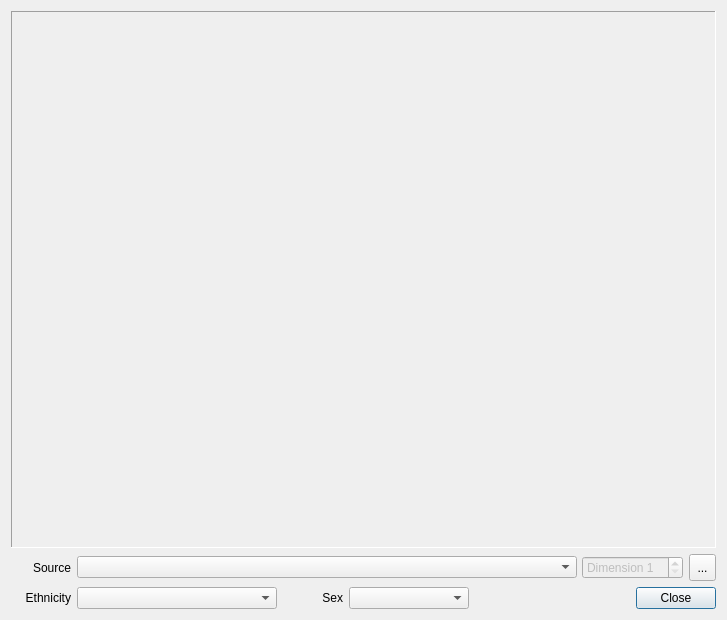
Qt form forms/ChartDialog.ui (frontiersi/FaceTools) before a commit.
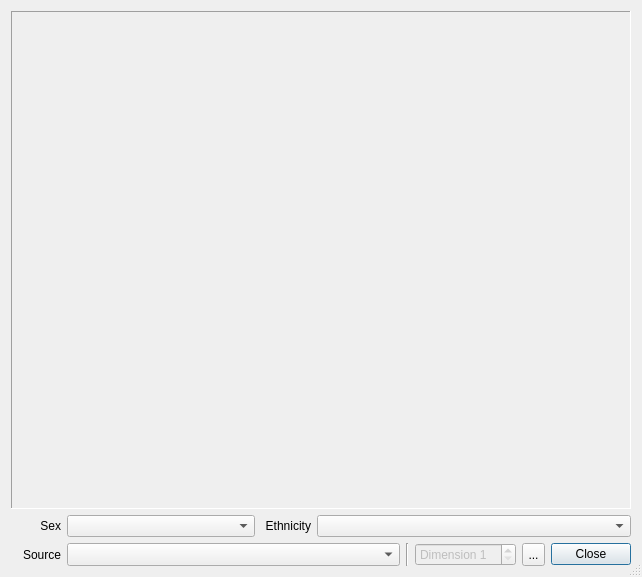
The same form after that commit. Icons and pictures are not drawn.

What changed in the file:
```diff
--- a/forms/ChartDialog.ui
+++ b/forms/ChartDialog.ui
@@ -6,34 +6,19 @@
    <rect>
     <x>0</x>
     <y>0</y>
-    <width>727</width>
-    <height>620</height>
+    <width>642</width>
+    <height>577</height>
    </rect>
   </property>
-  <property name="minimumSize">
-   <size>
-    <width>727</width>
-    <height>620</height>
-   </size>
-  </property>
-  <property name="maximumSize">
-   <size>
-    <width>727</width>
-    <height>620</height>
-   </size>
-  </property>
   <property name="windowTitle">
    <string>Dialog</string>
   </property>
-  <layout class="QVBoxLayout" name="verticalLayout">
+  <property name="sizeGripEnabled">
+   <bool>true</bool>
+  </property>
+  <layout class="QVBoxLayout" name="verticalLayout" stretch="1,0,0">
    <item>
     <widget class="QFrame" name="frame">
-     <property name="sizePolicy">
-      <sizepolicy hsizetype="Preferred" vsizetype="MinimumExpanding">
-       <horstretch>0</horstretch>
-       <verstretch>0</verstretch>
-      </sizepolicy>
-     </property>
      <property name="frameShape">
       <enum>QFrame::Panel</enum>
      </property>
@@ -60,42 +45,128 @@
     </widget>
    </item>
    <item>
-    <layout class="QHBoxLayout" name="horizontalLayout_3">
+    <layout class="QHBoxLayout" name="horizontalLayout_2" stretch="0,3,0,5">
      <item>
-      <layout class="QHBoxLayout" name="horizontalLayout_2">
-       <item>
-        <widget class="QLabel" name="label_3">
-         <property name="minimumSize">
-          <size>
-           <width>60</width>
-           <height>0</height>
-          </size>
-         </property>
-         <property name="text">
-          <string>Source</string>
-         </property>
-         <property name="alignment">
-          <set>Qt::AlignRight|Qt::AlignTrailing|Qt::AlignVCenter</set>
-         </property>
-        </widget>
-       </item>
-       <item>
-        <widget class="QComboBox" name="sourceComboBox">
-         <property name="minimumSize">
-          <size>
-           <width>500</width>
-           <height>0</height>
-          </size>
-         </property>
-        </widget>
-       </item>
-      </layout>
+      <widget class="QLabel" name="label_2">
+       <property name="minimumSize">
+        <size>
+         <width>50</width>
+         <height>0</height>
+        </size>
+       </property>
+       <property name="text">
+        <string>Sex</string>
+       </property>
+       <property name="alignment">
+        <set>Qt::AlignRight|Qt::AlignTrailing|Qt::AlignVCenter</set>
+       </property>
+      </widget>
+     </item>
+     <item>
+      <widget class="QComboBox" name="sexComboBox">
+       <property name="sizePolicy">
+        <sizepolicy hsizetype="Preferred" vsizetype="Preferred">
+         <horstretch>0</horstretch>
+         <verstretch>0</verstretch>
+        </sizepolicy>
+       </property>
+       <property name="minimumSize">
+        <size>
+         <width>100</width>
+         <height>0</height>
+        </size>
+       </property>
+      </widget>
+     </item>
+     <item>
+      <widget class="QLabel" name="label">
+       <property name="minimumSize">
+        <size>
+         <width>50</width>
+         <height>0</height>
+        </size>
+       </property>
+       <property name="text">
+        <string>Ethnicity</string>
+       </property>
+       <property name="alignment">
+        <set>Qt::AlignRight|Qt::AlignTrailing|Qt::AlignVCenter</set>
+       </property>
+      </widget>
+     </item>
+     <item>
+      <widget class="QComboBox" name="ethnicityComboBox">
+       <property name="sizePolicy">
+        <sizepolicy hsizetype="Preferred" vsizetype="Preferred">
+         <horstretch>0</horstretch>
+         <verstretch>0</verstretch>
+        </sizepolicy>
+       </property>
+       <property name="minimumSize">
+        <size>
+         <width>170</width>
+         <height>0</height>
+        </size>
+       </property>
+       <property name="toolTip">
+        <string/>
+       </property>
+      </widget>
+     </item>
+    </layout>
+   </item>
+   <item>
+    <layout class="QHBoxLayout" name="horizontalLayout" stretch="0,1,0,0,0,0">
+     <item>
+      <widget class="QLabel" name="label_3">
+       <property name="minimumSize">
+        <size>
+         <width>50</width>
+         <height>0</height>
+        </size>
+       </property>
+       <property name="text">
+        <string>Source</string>
+       </property>
+       <property name="alignment">
+        <set>Qt::AlignRight|Qt::AlignTrailing|Qt::AlignVCenter</set>
+       </property>
+      </widget>
+     </item>
+     <item>
+      <widget class="QComboBox" name="sourceComboBox">
+       <property name="sizePolicy">
+        <sizepolicy hsizetype="Ignored" vsizetype="Preferred">
+         <horstretch>0</horstretch>
+         <verstretch>0</verstretch>
+        </sizepolicy>
+       </property>
+       <property name="toolTip">
+        <string>Select the data source for this metric.</string>
+       </property>
+       <property name="whatsThis">
+        <string>Growth curve norms have been established by different researchers over the years for different demographic cohorts. Choose the source of the data here. If the source also provides a breakdown of the data by ethnic group and/or sex, these can be selected below.</string>
+       </property>
+      </widget>
+     </item>
+     <item>
+      <widget class="Line" name="line">
+       <property name="orientation">
+        <enum>Qt::Vertical</enum>
+       </property>
+      </widget>
      </item>
      <item>
       <widget class="QSpinBox" name="dimensionSpinBox">
        <property name="enabled">
         <bool>false</bool>
        </property>
+       <property name="sizePolicy">
+        <sizepolicy hsizetype="Preferred" vsizetype="Preferred">
+         <horstretch>0</horstretch>
+         <verstretch>0</verstretch>
+        </sizepolicy>
+       </property>
        <property name="prefix">
         <string>Dimension </string>
        </property>
@@ -106,16 +177,16 @@
      </item>
      <item>
       <widget class="QToolButton" name="saveImageButton">
-       <property name="minimumSize">
-        <size>
-         <width>27</width>
-         <height>27</height>
-        </size>
+       <property name="sizePolicy">
+        <sizepolicy hsizetype="MinimumExpanding" vsizetype="MinimumExpanding">
+         <horstretch>0</horstretch>
+         <verstretch>0</verstretch>
+        </sizepolicy>
        </property>
        <property name="maximumSize">
         <size>
-         <width>27</width>
-         <height>27</height>
+         <width>23</width>
+         <height>23</height>
         </size>
        </property>
        <property name="text">
@@ -134,91 +205,9 @@
       </widget>
      </item>
      <item>
-      <spacer name="horizontalSpacer_2">
-       <property name="orientation">
-        <enum>Qt::Horizontal</enum>
-       </property>
-       <property name="sizeHint" stdset="0">
-        <size>
-         <width>40</width>
-         <height>20</height>
-        </size>
-       </property>
-      </spacer>
-     </item>
-    </layout>
-   </item>
-   <item>
-    <layout class="QHBoxLayout" name="horizontalLayout">
-     <item>
-      <widget class="QLabel" name="label">
-       <property name="minimumSize">
-        <size>
-         <width>60</width>
-         <height>0</height>
-        </size>
-       </property>
-       <property name="text">
-        <string>Ethnicity</string>
-       </property>
-       <property name="alignment">
-        <set>Qt::AlignRight|Qt::AlignTrailing|Qt::AlignVCenter</set>
-       </property>
-      </widget>
-     </item>
-     <item>
-      <widget class="QComboBox" name="ethnicityComboBox">
-       <property name="minimumSize">
-        <size>
-         <width>200</width>
-         <height>0</height>
-        </size>
-       </property>
-      </widget>
-     </item>
-     <item>
-      <widget class="QLabel" name="label_2">
-       <property name="minimumSize">
-        <size>
-         <width>60</width>
-         <height>0</height>
-        </size>
-       </property>
-       <property name="text">
-        <string>Sex</string>
-       </property>
-       <property name="alignment">
-        <set>Qt::AlignRight|Qt::AlignTrailing|Qt::AlignVCenter</set>
-       </property>
-      </widget>
-     </item>
-     <item>
-      <widget class="QComboBox" name="sexComboBox">
-       <property name="minimumSize">
-        <size>
-         <width>120</width>
-         <height>0</height>
-        </size>
-       </property>
-      </widget>
-     </item>
-     <item>
-      <spacer name="horizontalSpacer">
-       <property name="orientation">
-        <enum>Qt::Horizontal</enum>
-       </property>
-       <property name="sizeHint" stdset="0">
-        <size>
-         <width>40</width>
-         <height>20</height>
-        </size>
-       </property>
-      </spacer>
-     </item>
-     <item>
       <widget class="QDialogButtonBox" name="buttonBox">
        <property name="sizePolicy">
-        <sizepolicy hsizetype="Maximum" vsizetype="Fixed">
+        <sizepolicy hsizetype="Preferred" vsizetype="Preferred">
          <horstretch>0</horstretch>
          <verstretch>0</verstretch>
         </sizepolicy>
```
Left out of the diff: 3 changed lines with no effect on the pictures.
